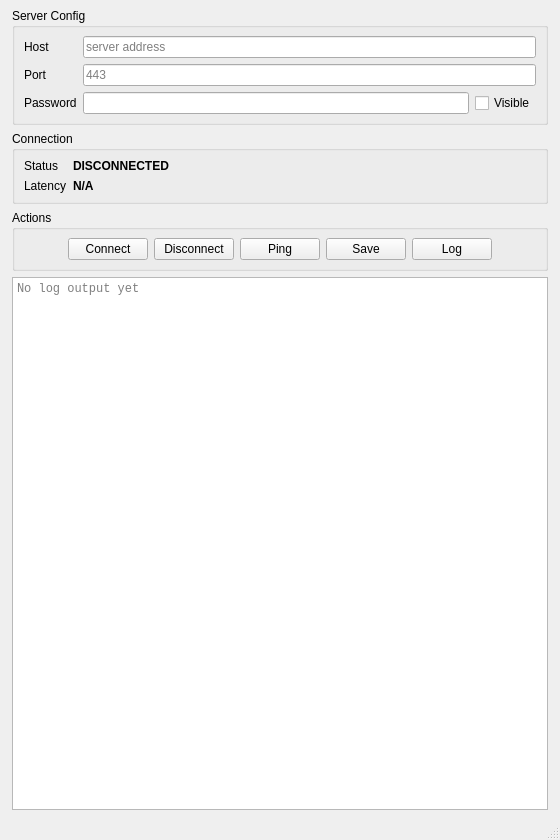
This is Client/mainwindow.ui in xyanrch1024/overplus as Qt 5 draws it before an edit. The edited form follows.
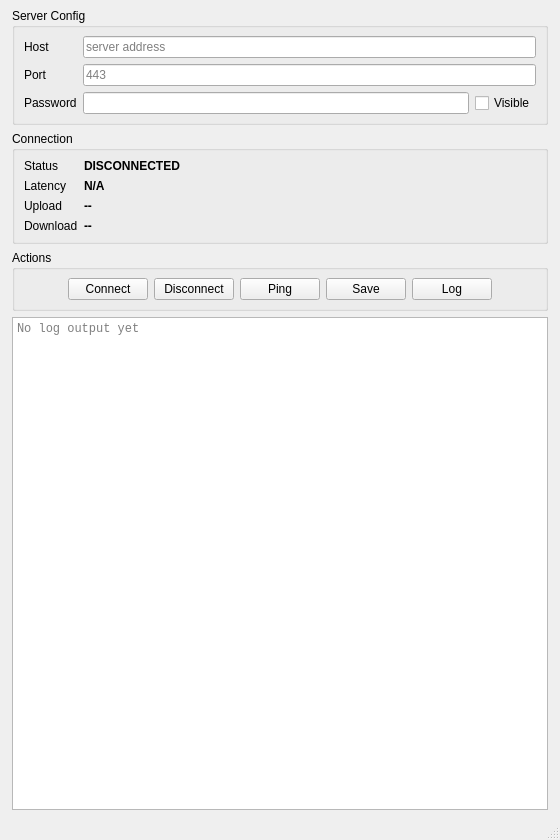
This is the edited form.

Commit message: feat(client): add real-time traffic stats panel - show upload/download speed

What changed in the file:
```diff
--- a/Client/mainwindow.ui
+++ b/Client/mainwindow.ui
@@ -110,6 +110,34 @@
          <property name="minimumWidth"><number>80</number></property>
         </widget>
        </item>
+        <item row="2" column="0">
+         <widget class="QLabel" name="label_up">
+          <property name="text"><string>Upload</string></property>
+         </widget>
+        </item>
+        <item row="2" column="1">
+         <widget class="QLabel" name="UPLOAD_LABEL">
+          <property name="font">
+           <font><bold>true</bold></font>
+          </property>
+          <property name="text"><string>--</string></property>
+          <property name="minimumWidth"><number>120</number></property>
+         </widget>
+        </item>
+        <item row="3" column="0">
+         <widget class="QLabel" name="label_down">
+          <property name="text"><string>Download</string></property>
+         </widget>
+        </item>
+        <item row="3" column="1">
+         <widget class="QLabel" name="DOWNLOAD_LABEL">
+          <property name="font">
+           <font><bold>true</bold></font>
+          </property>
+          <property name="text"><string>--</string></property>
+          <property name="minimumWidth"><number>120</number></property>
+         </widget>
+        </item>
       </layout>
      </widget>
     </item>
```
Lines whose indentation alone changed are shown as unchanged. The commit also changes 4 other files.
